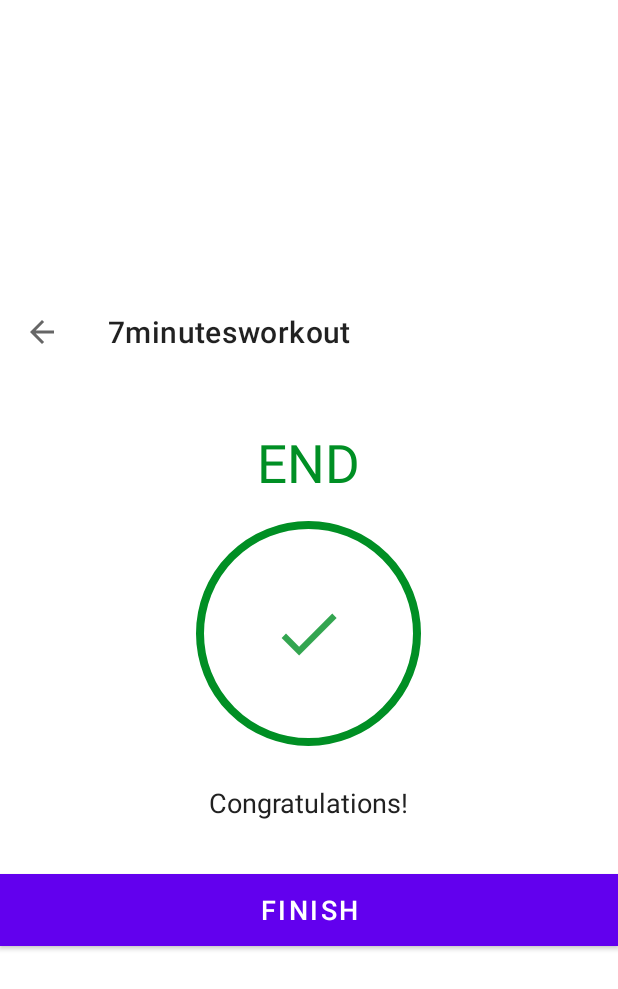
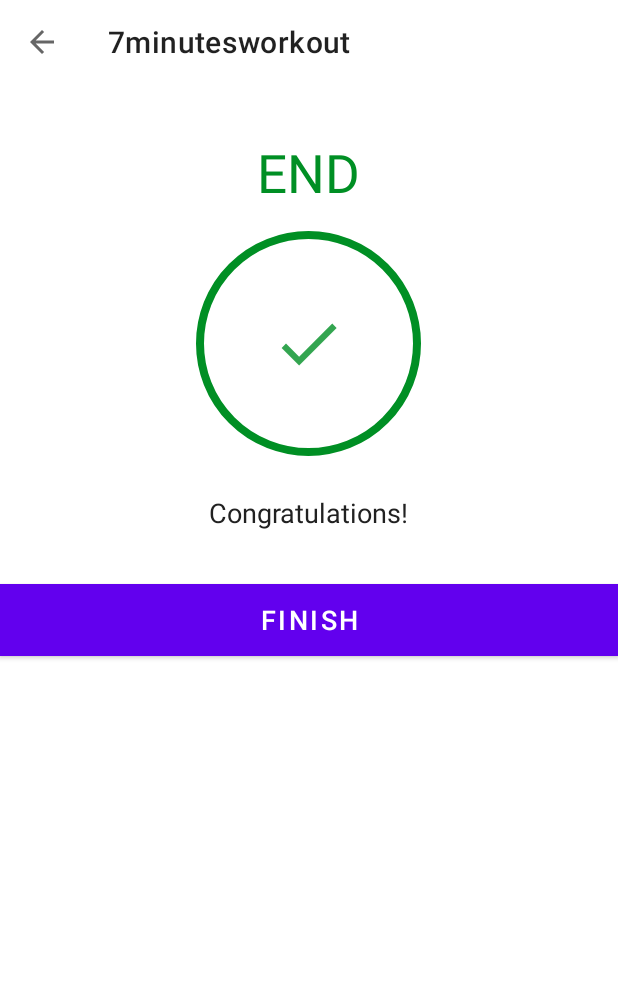
Before and after one commit to tranvuhung/7minutesworkout, an Android app: the FinishActivity screen opened directly, with no data from a screen before it, on a phone screen of 412 x 824 dp. Shown: the top 989 px of the screen. Run offline under Robolectric (Android 15) with nearby library versions, the phone set to English and light mode, and no system bars.

Commit message:
fix layout

```diff
--- a/app/src/main/res/layout/activity_finish.xml
+++ b/app/src/main/res/layout/activity_finish.xml
@@ -3,7 +3,7 @@
     android:layout_width="match_parent"
     android:layout_height="match_parent"
     xmlns:tools="http://schemas.android.com/tools"
-    android:gravity="center"
+    android:layout_gravity="top"
     android:orientation="vertical"
     tools:context=".FinishActivity">
     <androidx.appcompat.widget.Toolbar
@@ -18,6 +18,7 @@
         android:layout_width="wrap_content"
         android:layout_height="wrap_content"
         android:layout_marginTop="35dp"
+        android:layout_gravity="center_horizontal"
         android:text="END"
         android:textColor="@color/colorAccent"
         android:textSize="35sp"/>
@@ -42,6 +43,7 @@
         android:layout_marginTop="25dp"
         android:text="Congratulations!"
         android:textColor="#212121"
+        android:layout_gravity="center_horizontal"
         android:textSize="18sp"/>
 
     <Button
```
